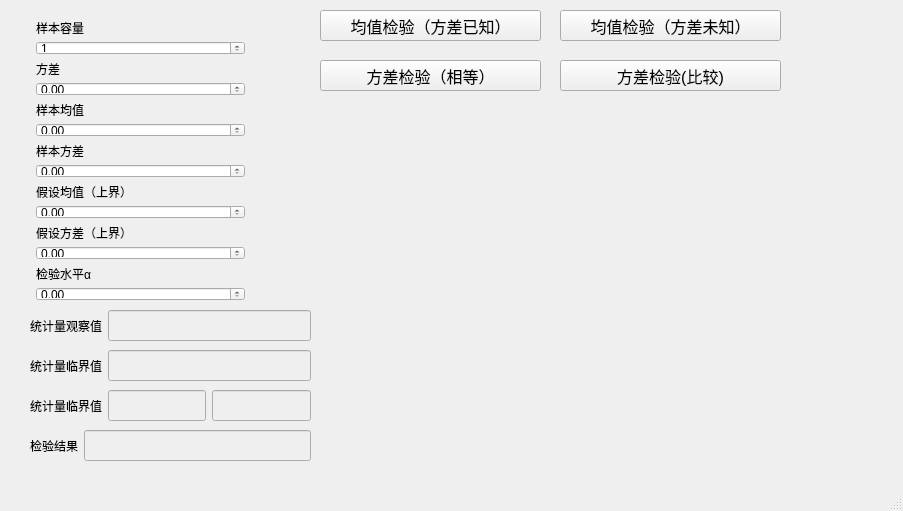
Qt form files/canshujiashejianyan.ui (chenxindaaa/MathematicalStatistics) before a commit.
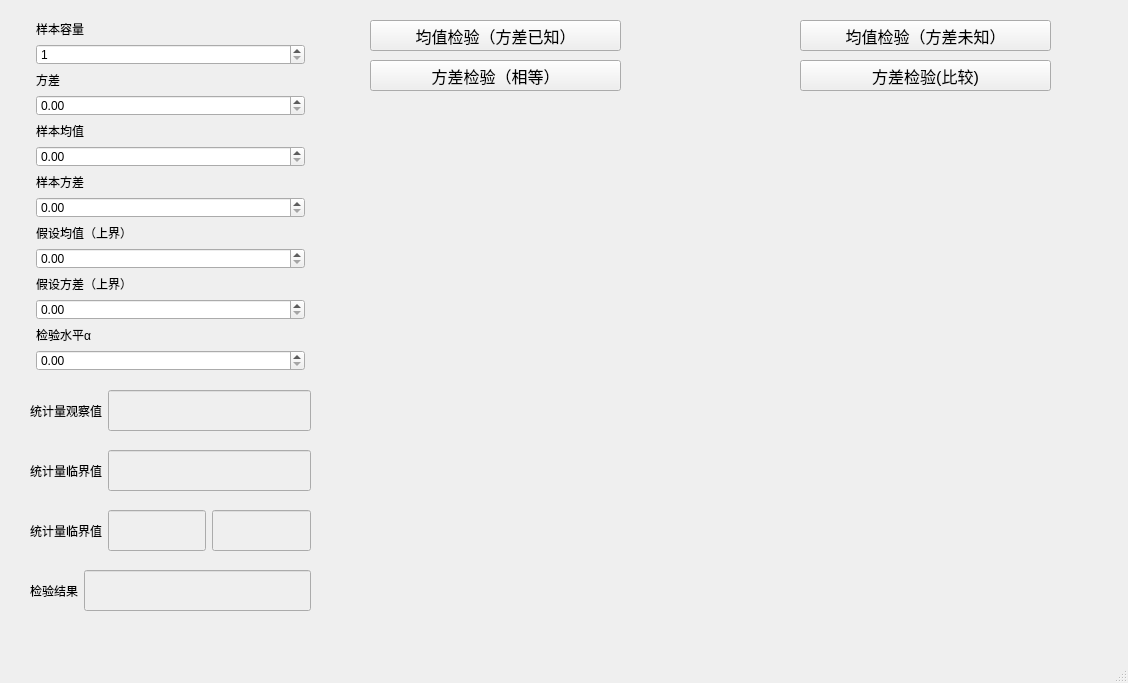
The same form after that commit. Custom widgets are drawn as their Qt base class.

Patch:
```diff
--- a/files/canshujiashejianyan.ui
+++ b/files/canshujiashejianyan.ui
@@ -6,8 +6,8 @@
    <rect>
     <x>0</x>
     <y>0</y>
-    <width>903</width>
-    <height>511</height>
+    <width>1128</width>
+    <height>683</height>
    </rect>
   </property>
   <property name="windowTitle">
@@ -17,9 +17,9 @@
    <widget class="QPushButton" name="pushButton">
     <property name="geometry">
      <rect>
-      <x>320</x>
-      <y>10</y>
-      <width>221</width>
+      <x>370</x>
+      <y>20</y>
+      <width>251</width>
       <height>31</height>
      </rect>
     </property>
@@ -35,10 +35,10 @@
    <widget class="Plot" name="widget" native="true">
     <property name="geometry">
      <rect>
-      <x>330</x>
-      <y>100</y>
-      <width>551</width>
-      <height>361</height>
+      <x>350</x>
+      <y>120</y>
+      <width>731</width>
+      <height>461</height>
      </rect>
     </property>
    </widget>
@@ -47,8 +47,8 @@
      <rect>
       <x>30</x>
       <y>20</y>
-      <width>221</width>
-      <height>281</height>
+      <width>281</width>
+      <height>351</height>
      </rect>
     </property>
     <layout class="QVBoxLayout" name="verticalLayout">
@@ -252,9 +252,9 @@
     <property name="geometry">
      <rect>
       <x>30</x>
-      <y>430</y>
+      <y>570</y>
       <width>281</width>
-      <height>31</height>
+      <height>41</height>
      </rect>
     </property>
     <layout class="QHBoxLayout" name="horizontalLayout">
@@ -284,9 +284,9 @@
     <property name="geometry">
      <rect>
       <x>30</x>
-      <y>350</y>
+      <y>450</y>
       <width>281</width>
-      <height>31</height>
+      <height>41</height>
      </rect>
     </property>
     <layout class="QHBoxLayout" name="horizontalLayout_2">
@@ -325,9 +325,9 @@
     <property name="geometry">
      <rect>
       <x>30</x>
-      <y>310</y>
+      <y>390</y>
       <width>281</width>
-      <height>31</height>
+      <height>41</height>
      </rect>
     </property>
     <layout class="QHBoxLayout" name="horizontalLayout_3">
@@ -359,9 +359,9 @@
    <widget class="QPushButton" name="pushButton_2">
     <property name="geometry">
      <rect>
-      <x>560</x>
-      <y>10</y>
-      <width>221</width>
+      <x>800</x>
+      <y>20</y>
+      <width>251</width>
       <height>31</height>
      </rect>
     </property>
@@ -378,9 +378,9 @@
     <property name="geometry">
      <rect>
       <x>30</x>
-      <y>390</y>
+      <y>510</y>
       <width>281</width>
-      <height>31</height>
+      <height>41</height>
      </rect>
     </property>
     <layout class="QHBoxLayout" name="horizontalLayout_4">
@@ -434,9 +434,9 @@
    <widget class="QPushButton" name="pushButton_3">
     <property name="geometry">
      <rect>
-      <x>320</x>
+      <x>370</x>
       <y>60</y>
-      <width>221</width>
+      <width>251</width>
       <height>31</height>
      </rect>
     </property>
@@ -452,9 +452,9 @@
    <widget class="QPushButton" name="pushButton_4">
     <property name="geometry">
      <rect>
-      <x>560</x>
+      <x>800</x>
       <y>60</y>
-      <width>221</width>
+      <width>251</width>
       <height>31</height>
      </rect>
     </property>
```
Left out of the diff: 4 changed lines with no effect on the pictures.
